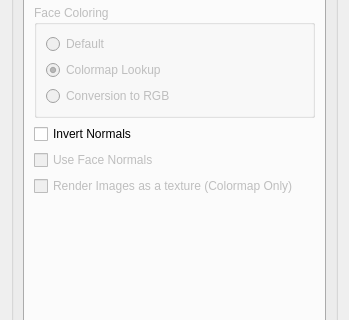
The window that src/Interface/Modules/Visualization/ShowField.ui (SCIInstitute/SCIRun) describes before a commit, drawn with Qt 5; both pictures show x 0 to 349 and y 153 to 473 of the 349 by 635 pixel window.
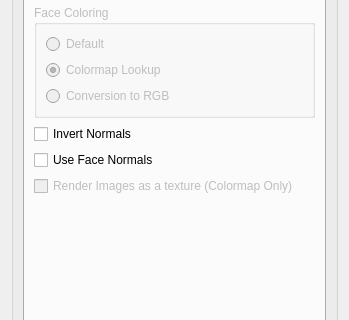
The same window after the commit.

```diff
--- a/src/Interface/Modules/Visualization/ShowField.ui
+++ b/src/Interface/Modules/Visualization/ShowField.ui
@@ -540,7 +540,7 @@
           <item row="4" column="0">
            <widget class="QCheckBox" name="checkBox">
             <property name="enabled">
-             <bool>false</bool>
+             <bool>true</bool>
             </property>
             <property name="text">
              <string>Use Face Normals</string>
```
Left out of the diff: 2 changed lines with no effect on the pictures.
